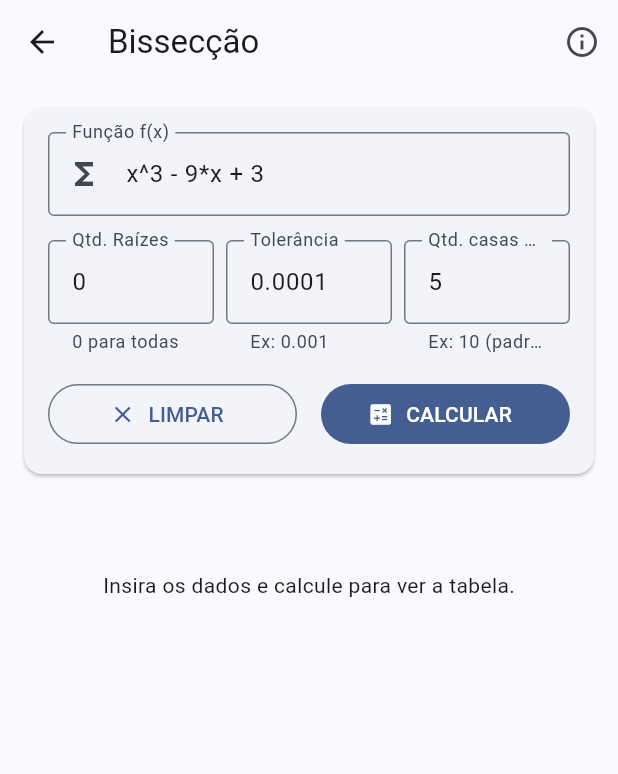
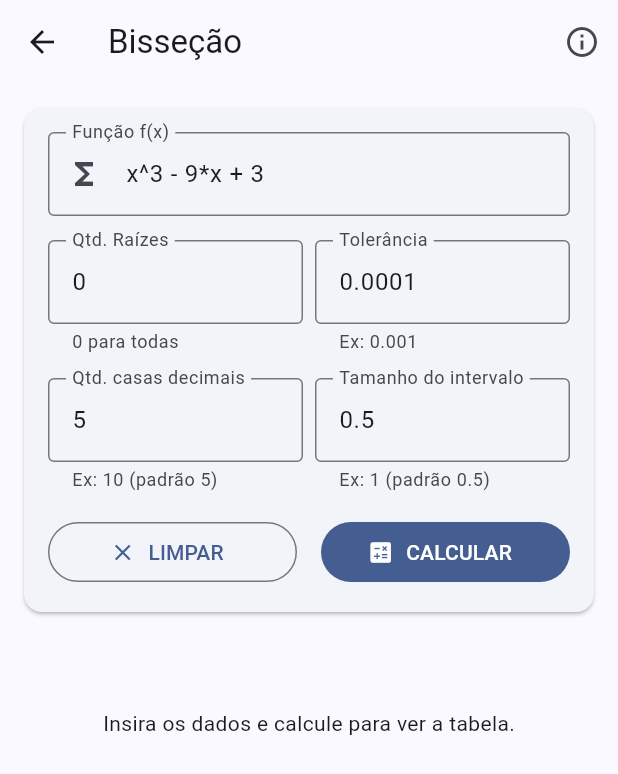
Before and after one commit to ArthurHoshino/calculo-numerico, a Flutter app: the BisseccaoView screen opened directly, on a phone screen of 412 x 824 dp. Shown: the top 774 px of the screen. Run offline on Flutter 3.47's test engine with Material 3 defaults, Android fonts, the phone set to English and light mode, and no system bars; missing offline and left inert: function_tree.

Commit message:
Possibilidade de definir o intervalo no metodo da bissecao

```diff
--- a/lib/main.dart
+++ b/lib/main.dart
@@ -1,8 +1,5 @@
 import 'package:calculo_numerico/modules/home/home_view.dart';
 import 'package:flutter/material.dart';
-import 'package:function_tree/function_tree.dart';
-
-import 'core/componentes/componentes.dart';
 
 void main() {
   runApp(const NumericalMethodsApp());
--- a/lib/modules/home/home_view.dart
+++ b/lib/modules/home/home_view.dart
@@ -1,4 +1,4 @@
-import 'package:calculo_numerico/modules/metodos/bisseccao.dart';
+import 'package:calculo_numerico/modules/metodos/bissecao.dart';
 import 'package:calculo_numerico/modules/metodos/newton_raphson.dart';
 import 'package:flutter/material.dart';
 
@@ -20,7 +20,7 @@ class HomeView extends StatelessWidget {
           children: [
             MetodoCard(
               context: context,
-              titulo: 'Bissecção',
+              titulo: 'Bisseção',
               icone: Icons.content_cut,
               onTap: () => Navigator.push(
                 context,
--- a/lib/modules/metodos/bisseccao.dart
+++ b/lib/modules/metodos/bissecao.dart
@@ -50,6 +50,7 @@ class _BisseccaoViewState extends State<BisseccaoView> {
   final _rootsCountController = TextEditingController(text: "0");
   final _toleranceController = TextEditingController(text: "0.0001");
   final _qtdCasasDecimaisController = TextEditingController(text: "5");
+  final _tamanhoIntervalo = TextEditingController(text: '0.5');
 
   // State
   List<RootResult> _results = [];
@@ -82,7 +83,7 @@ class _BisseccaoViewState extends State<BisseccaoView> {
       List<List<double>> intervals = [];
       double startRange = -100;
       double endRange = 100;
-      double step = 0.5;
+      double step = double.tryParse(_tamanhoIntervalo.text) ?? 0.5;
 
       double prevX = startRange;
       double prevY = f(startRange).toDouble();
@@ -185,6 +186,8 @@ class _BisseccaoViewState extends State<BisseccaoView> {
         const Text('• Tolerância: Define a precisão desejada (ex: 0.0001). O cálculo para quando o intervalo (b-a) é menor que este valor.'),
         const SizedBox(height: 8),
         const Text('• Qtd. Casas Decimais: Define a precisão da exibição dos números na tabela. (Valor padrão: 5)'),
+        const SizedBox(height: 8),
+        const Text('• Tamanho do intervalo: Define o tamanho do intervalo que será utilizado para encontrar as raízes. (Valor padrão: 0.5)'),
         const SizedBox(height: 16),
         const Text('Como Funciona:', style: TextStyle(fontWeight: FontWeight.bold)),
         const SizedBox(height: 8),
@@ -198,7 +201,7 @@ class _BisseccaoViewState extends State<BisseccaoView> {
   Widget build(BuildContext context) {
     return Scaffold(
       appBar: AppBar(
-        title: const Text('Bissecção'),
+        title: const Text('Bisseção'),
         actions: [
           IconButton(
             onPressed: _showInfo,
@@ -256,7 +259,11 @@ class _BisseccaoViewState extends State<BisseccaoView> {
                               validator: (v) => v!.isEmpty ? 'Obrigatório' : null,
                             ),
                           ),
-                          const SizedBox(width: 8),
+                        ],
+                      ),
+                      const SizedBox(height: 16),
+                      Row(
+                        children: [
                           Expanded(
                             child: TextFormField(
                               controller: _qtdCasasDecimaisController,
@@ -264,6 +271,18 @@ class _BisseccaoViewState extends State<BisseccaoView> {
                               decoration: const InputDecoration(
                                 labelText: 'Qtd. casas decimais',
                                 helperText: 'Ex: 10 (padrão 5)',
+                                border: OutlineInputBorder(),
+                              ),
+                            ),
+                          ),
+                          const SizedBox(width: 8,),
+                          Expanded(
+                            child: TextFormField(
+                              controller: _tamanhoIntervalo,
+                              keyboardType: TextInputType.numberWithOptions(decimal: true),
+                              decoration: const InputDecoration(
+                                labelText: 'Tamanho do intervalo',
+                                helperText: 'Ex: 1 (padrão 0.5)',
                                 border: OutlineInputBorder(),
                               ),
                             ),
```
